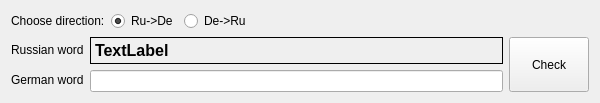
lelika1/disturber, file studywindow.ui: the form before one commit.
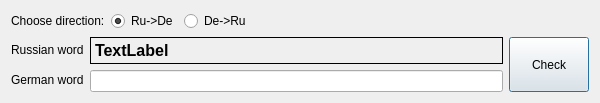
The form after the commit. Custom widgets are drawn as their Qt base class.

Commit message: Changed types of all inner windows to Qdialog.

```diff
--- a/studywindow.ui
+++ b/studywindow.ui
@@ -1,7 +1,7 @@
 <?xml version="1.0" encoding="UTF-8"?>
 <ui version="4.0">
  <class>StudyWindow</class>
- <widget class="QWidget" name="StudyWindow">
+ <widget class="QDialog" name="StudyWindow">
   <property name="windowModality">
    <enum>Qt::ApplicationModal</enum>
   </property>
```
The commit also changes 10 other files.
